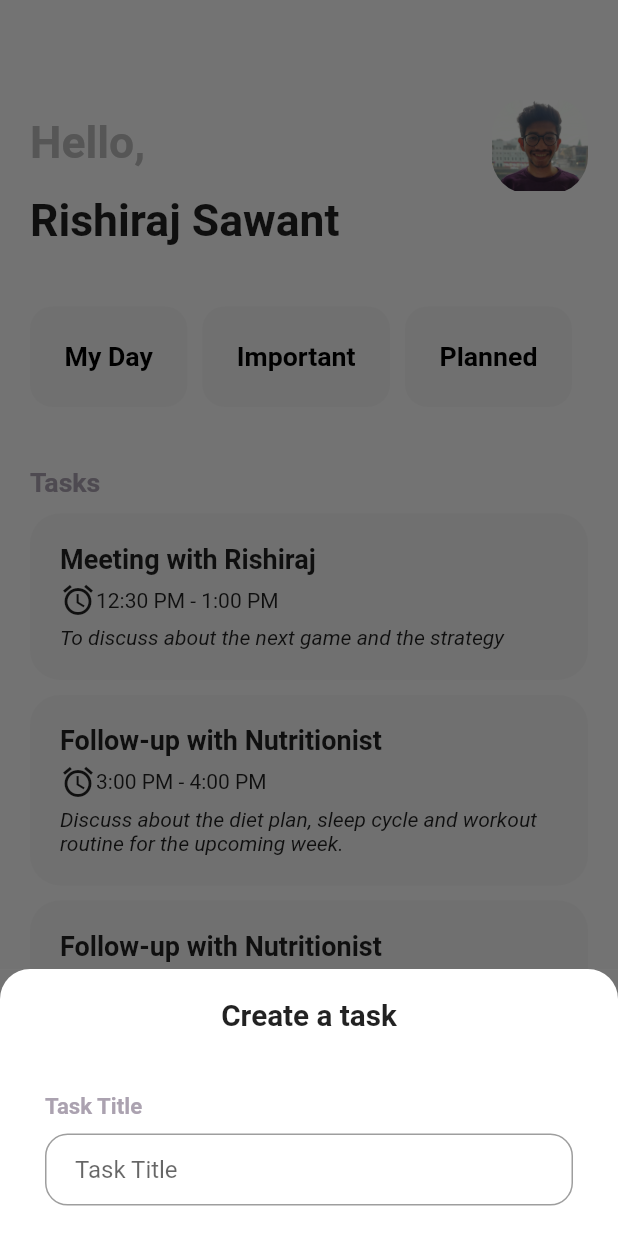
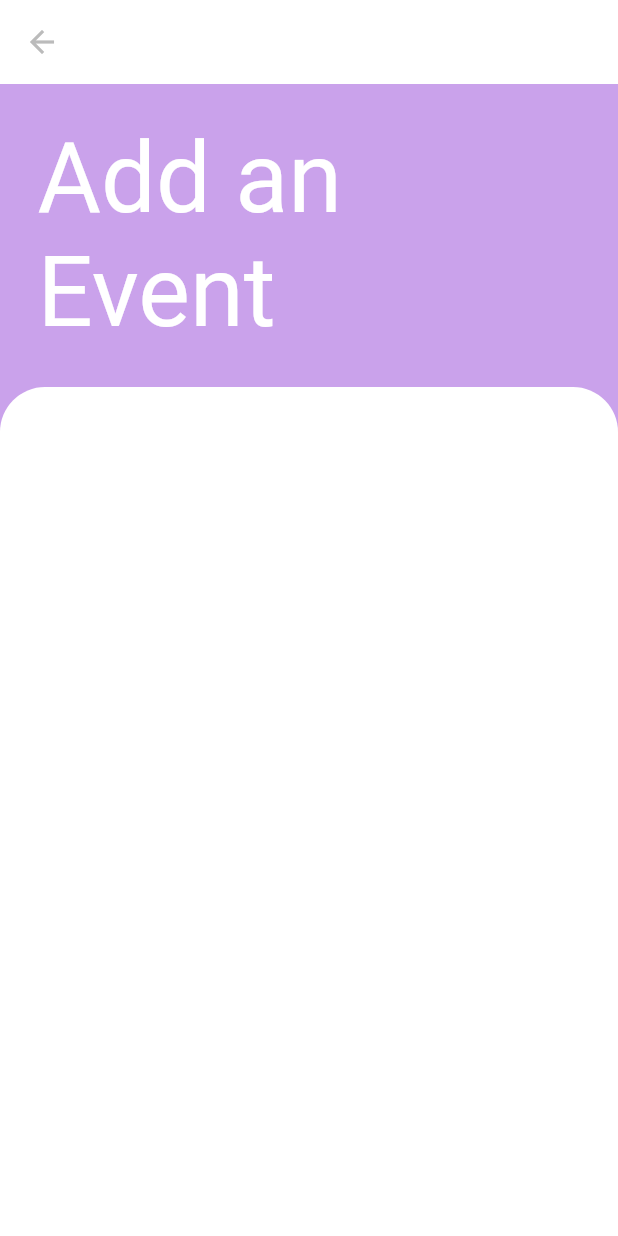
Before and after one commit to rishirajrsawant/task-manager-app-flutter, a Flutter app: the screen it shows after launch, after a tap on the "add" icon, on a phone screen of 412 x 824 dp. Run offline on Flutter 3.47's test engine with Material 2 defaults, Android fonts, the phone set to English and light mode, and no system bars.

Commit message:
feat: started second screen to create task

```diff
--- /dev/null
+++ b/lib/create_task.dart
@@ -0,0 +1,51 @@
+import 'package:flutter/material.dart';
+
+class CreateTask extends StatelessWidget {
+  @override
+  Widget build(BuildContext context) {
+    return Center(
+      child: Scaffold(
+        backgroundColor: Color(0xFFCAA2EB),
+        appBar: AppBar(
+          iconTheme: IconThemeData(
+            color: Color(0xFFBBBBBB),
+          ),
+          backgroundColor: Colors.white,
+          elevation: 0.0,
+        ),
+        body: Column(
+          children: [
+            Container(
+              color: Color(0xFFCAA2EB),
+              child: Padding(
+                padding: const EdgeInsets.all(25.0),
+                child: Text(
+                  'Add an Event',
+                  style: TextStyle(fontSize: 65.0, color: Colors.white),
+                ),
+              ),
+            ),
+            Expanded(
+              child: Container(
+                width: double.infinity,
+                padding: EdgeInsets.all(20),
+                decoration: BoxDecoration(
+                  color: Colors.white,
+                  borderRadius: BorderRadius.only(
+                    topLeft: Radius.circular(30),
+                    topRight: Radius.circular(30),
+                  ),
+                ),
+                // child: Column(
+                //   children: [
+                //     Text('Event'),
+                //   ],
+                // ),
+              ),
+            ),
+          ],
+        ),
+      ),
+    );
+  }
+}
--- a/lib/main.dart
+++ b/lib/main.dart
@@ -7,6 +7,7 @@ class TaskManager extends StatelessWidget {
   @override
   Widget build(BuildContext context) {
     return MaterialApp(
+      debugShowCheckedModeBanner: false,
       home: MainScreen(),
     );
   }
--- a/lib/mainscreen.dart
+++ b/lib/mainscreen.dart
@@ -1,4 +1,7 @@
+//import 'dart:js';
+
 import 'package:flutter/material.dart';
+import 'package:task_manager/create_task.dart';
 import 'package:task_manager/size_config.dart';
 
 enum ColorState { active, active2, active3 }
@@ -203,7 +206,11 @@ class _MainScreenState extends State<MainScreen> {
                       borderRadius: BorderRadius.circular(15),
                       child: GestureDetector(
                         onTap: () {
-                          createTask();
+                          Navigator.push(
+                            context,
+                            MaterialPageRoute(
+                                builder: (context) => CreateTask()),
+                          );
                         },
                         child: Container(
                           padding: EdgeInsets.all(10),
@@ -229,71 +236,6 @@ class _MainScreenState extends State<MainScreen> {
         ),
       ),
     );
-  }
-
-  void createTask() {
-    double defaultSize = SizeConfig.defaultSize;
-    showModalBottomSheet(
-        context: context,
-        builder: (context) {
-          return Container(
-            color: Color(0xFF737373),
-            child: Container(
-              height: defaultSize * 18,
-              decoration: BoxDecoration(
-                borderRadius: BorderRadius.only(
-                    topLeft: Radius.circular(20),
-                    topRight: Radius.circular(20)),
-                color: Colors.white,
-              ),
-              child: Column(
-                mainAxisAlignment: MainAxisAlignment.center,
-                mainAxisSize: MainAxisSize.min,
-                children: <Widget>[
-                  Container(
-                    child: Text(
-                      'Create a task',
-                      style: TextStyle(
-                        fontSize: defaultSize * 2,
-                        fontWeight: FontWeight.bold,
-                      ),
-                    ),
-                  ),
-                  SizedBox(
-                    height: defaultSize * 4,
-                  ),
-                  Container(
-                    alignment: Alignment.centerLeft,
-                    margin: EdgeInsets.only(left: 30),
-                    child: Text(
-                      'Task Title',
-                      style: TextStyle(
-                        fontSize: defaultSize * 1.5,
-                        fontWeight: FontWeight.bold,
-                        color: Color(0xFFABA2B0),
-                      ),
-                    ),
-                  ),
-                  SizedBox(
-                    height: defaultSize * 1,
-                  ),
-                  Container(
-                    margin: EdgeInsets.fromLTRB(30, 0, 30, 0),
-                    child: TextField(
-                      decoration: InputDecoration(
-                        contentPadding: EdgeInsets.fromLTRB(20, 0, 20, 0),
-                        hintText: 'Task Title',
-                        border: OutlineInputBorder(
-                          borderRadius: BorderRadius.circular(15),
-                        ),
-                      ),
-                    ),
-                  ),
-                ],
-              ),
-            ),
-          );
-        });
   }
 }
 
@@ -347,3 +289,78 @@ class TaskCard extends StatelessWidget {
     );
   }
 }
+
+// void createTask() {
+//   double defaultSize = SizeConfig.defaultSize;
+//   DraggableScrollableSheet(builder: (context, scrollController) {
+//     return SingleChildScrollView(
+//       controller: scrollController,
+//       child: Container(
+//         height: defaultSize * 18,
+//         child: Text('Hello World'),
+//       ),
+//     );
+//   });
+// }
+
+// showModalBottomSheet(
+//         context: context,
+//         builder: (context) {
+//           return Container(
+//             color: Color(0xFF737373),
+//             child: Container(
+//               height: defaultSize * 18,
+//               decoration: BoxDecoration(
+//                 borderRadius: BorderRadius.only(
+//                     topLeft: Radius.circular(20),
+//                     topRight: Radius.circular(20)),
+//                 color: Colors.white,
+//               ),
+//               child: Column(
+//                 mainAxisAlignment: MainAxisAlignment.center,
+//                 mainAxisSize: MainAxisSize.min,
+//                 children: <Widget>[
+//                   Container(
+//                     child: Text(
+//                       'Create a task',
+//                       style: TextStyle(
+//                         fontSize: defaultSize * 2,
+//                         fontWeight: FontWeight.bold,
+//                       ),
+//                     ),
+//                   ),
+//                   SizedBox(
+//                     height: defaultSize * 4,
+//                   ),
+//                   Container(
+//                     alignment: Alignment.centerLeft,
+//                     margin: EdgeInsets.only(left: 30),
+//                     child: Text(
+//                       'Task Title',
+//                       style: TextStyle(
+//                         fontSize: defaultSize * 1.5,
+//                         fontWeight: FontWeight.bold,
+//                         color: Color(0xFFABA2B0),
+//                       ),
+//                     ),
+//                   ),
+//                   SizedBox(
+//                     height: defaultSize * 1,
+//                   ),
+//                   Container(
+//                     margin: EdgeInsets.fromLTRB(30, 0, 30, 0),
+//                     child: TextField(
+//                       decoration: InputDecoration(
+//                         contentPadding: EdgeInsets.fromLTRB(20, 0, 20, 0),
+//                         hintText: 'Task Title',
+//                         border: OutlineInputBorder(
+//                           borderRadius: BorderRadius.circular(15),
+//                         ),
+//                       ),
+//                     ),
+//                   ),
+//                 ],
+//               ),
+//             ),
+//           );
+//         });
```
Also changed, not shown: pubspec.lock.
